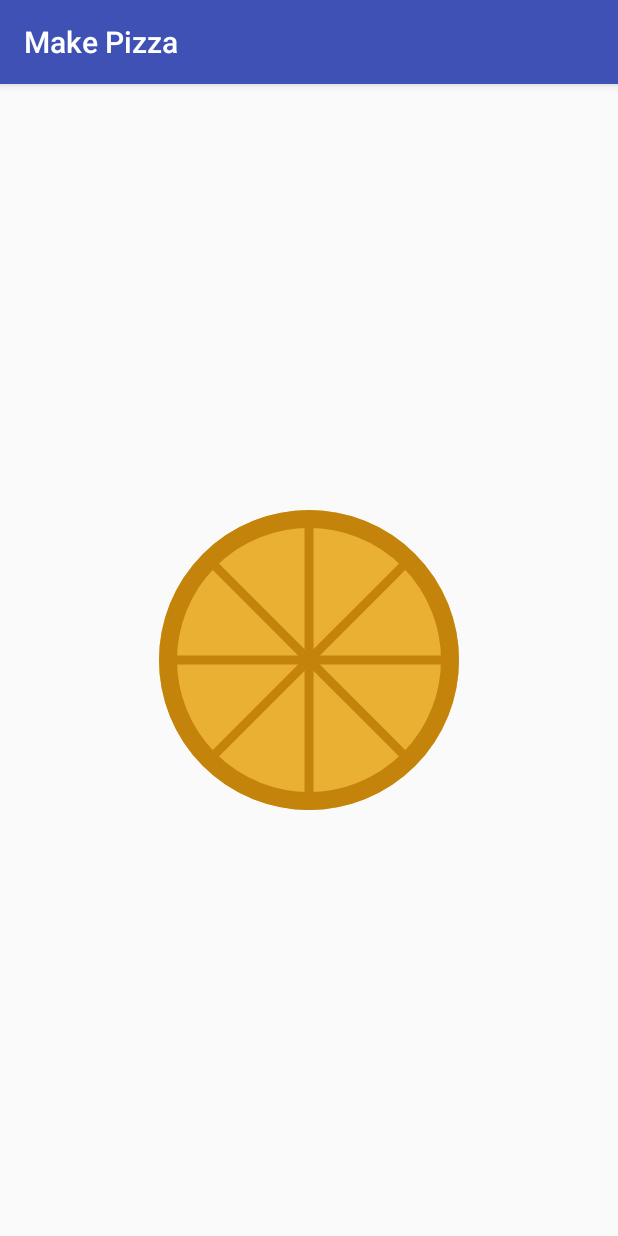
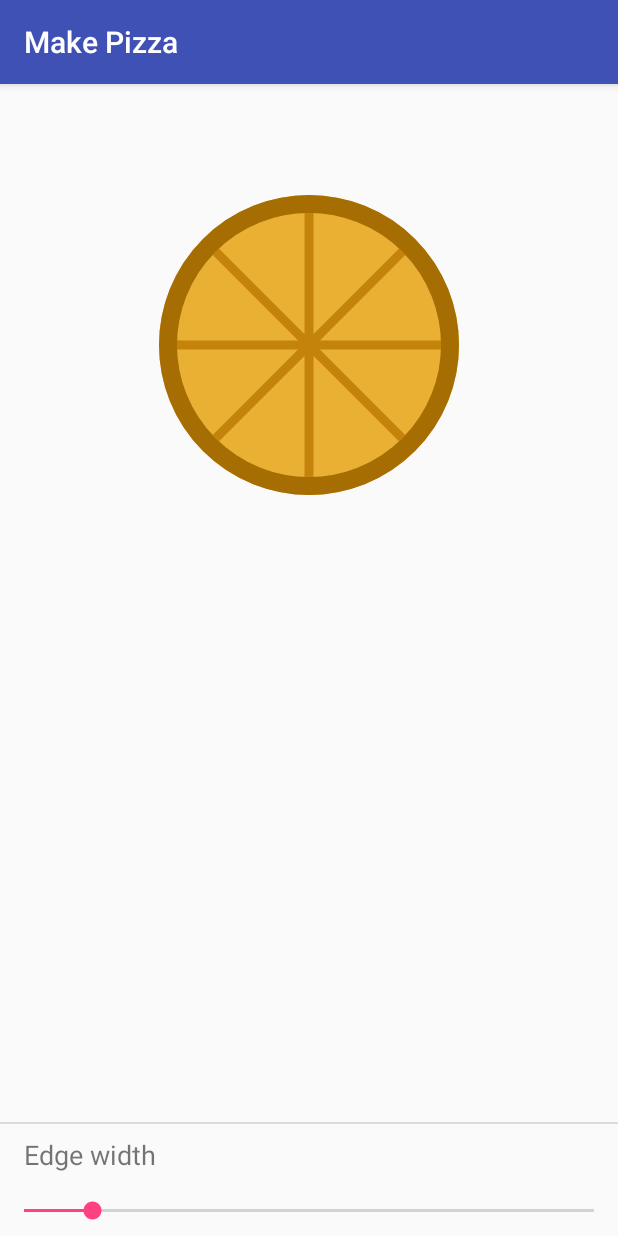
Before and after one commit to Shailesh351/android-pizza, an Android app: the screen it shows after launch (MainActivity), on a phone screen of 412 x 824 dp. Run offline under Robolectric (Android 15) with nearby library versions, the phone set to English and light mode, and no system bars.

Commit message:
feat: Add Edge width seekbar

```diff
--- a/app/src/main/java/me/shellbell/makepizza/MainActivity.kt
+++ b/app/src/main/java/me/shellbell/makepizza/MainActivity.kt
@@ -2,11 +2,41 @@ package me.shellbell.makepizza
 
 import android.os.Bundle
 import android.support.v7.app.AppCompatActivity
+import android.widget.SeekBar
+import me.shellbell.pizza.Pizza
+import kotlin.math.min
 
 class MainActivity : AppCompatActivity() {
+
+    private lateinit var pizza: Pizza
+    private lateinit var edgeWidthSeekBar: SeekBar
 
     override fun onCreate(savedInstanceState: Bundle?) {
         super.onCreate(savedInstanceState)
         setContentView(R.layout.activity_main)
+
+        edgeWidthSeekBar = findViewById(R.id.edge_width_seek_bar)
+        pizza = findViewById(R.id.pizza)
+
+        pizza.post { setupEdgeWidthSeekBar() }
+    }
+
+    private fun setupEdgeWidthSeekBar() {
+        val width = pizza.width - pizza.paddingLeft - pizza.paddingRight
+        val height = pizza.height - pizza.paddingTop - pizza.paddingBottom
+
+        edgeWidthSeekBar.max = min(width, height) / 2
+
+        edgeWidthSeekBar.progress = pizza.edgeWidth.toInt()
+        edgeWidthSeekBar.setOnSeekBarChangeListener(object : SeekBar.OnSeekBarChangeListener {
+            override fun onProgressChanged(seekBar: SeekBar?, progress: Int, p2: Boolean) {
+                pizza.edgeWidth = progress.toFloat()
+                pizza.invalidate()
+            }
+
+            override fun onStartTrackingTouch(seekBar: SeekBar?) {}
+
+            override fun onStopTrackingTouch(seekBar: SeekBar?) {}
+        })
     }
 }
--- a/app/src/main/res/layout/activity_main.xml
+++ b/app/src/main/res/layout/activity_main.xml
@@ -11,16 +11,50 @@
         android:id="@+id/pizza"
         android:layout_width="200dp"
         android:layout_height="200dp"
+        android:layout_alignParentTop="true"
         android:layout_centerHorizontal="true"
-        android:layout_centerVertical="true"
+        android:layout_marginTop="74dp"
         android:foregroundGravity="center"
         app:color="#eab034"
         app:cut_color="#c4840c"
         app:cut_width="6dp"
-        app:edge_color="#c4840c"
+        app:edge_color="#a66d02"
         app:edge_width="12dp"
         app:layout_constraintStart_toStartOf="parent"
         app:layout_constraintTop_toTopOf="parent"
         app:no_of_wedges="8" />
 
+    <LinearLayout
+        android:layout_width="match_parent"
+        android:layout_height="wrap_content"
+        android:layout_alignParentBottom="true"
+        android:orientation="vertical">
+
+        <View
+            android:layout_width="match_parent"
+            android:layout_height="1dp"
+            android:background="@color/divider_color" />
+
+        <TextView
+            android:layout_width="wrap_content"
+            android:layout_height="wrap_content"
+            android:paddingBottom="8dp"
+            android:paddingLeft="16dp"
+            android:paddingRight="8dp"
+            android:paddingTop="8dp"
+            android:text="@string/edge_width"
+            android:textSize="18sp" />
+
+        <SeekBar
+            android:id="@+id/edge_width_seek_bar"
+            android:layout_width="match_parent"
+            android:layout_height="wrap_content"
+            android:padding="8dp"
+            android:paddingBottom="8dp"
+            android:paddingLeft="16dp"
+            android:paddingRight="16dp"
+            android:paddingTop="8dp" />
+
+    </LinearLayout>
+
 </RelativeLayout>
--- a/app/src/main/res/values/colors.xml
+++ b/app/src/main/res/values/colors.xml
@@ -3,4 +3,6 @@
     <color name="colorPrimary">#3F51B5</color>
     <color name="colorPrimaryDark">#303F9F</color>
     <color name="colorAccent">#FF4081</color>
+
+    <color name="divider_color">#DBDBDB</color>
 </resources>
--- a/app/src/main/res/values/strings.xml
+++ b/app/src/main/res/values/strings.xml
@@ -1,3 +1,4 @@
 <resources>
     <string name="app_name">Make Pizza</string>
+    <string name="edge_width">Edge width</string>
 </resources>
--- a/pizza/src/main/java/me/shellbell/pizza/Pizza.kt
+++ b/pizza/src/main/java/me/shellbell/pizza/Pizza.kt
@@ -6,6 +6,7 @@ import android.graphics.Color
 import android.graphics.Paint
 import android.util.AttributeSet
 import android.view.View
+import kotlin.math.max
 import kotlin.math.min
 
 /**
@@ -15,12 +16,15 @@ import kotlin.math.min
 class Pizza : View {
 
     private lateinit var paint: Paint
-    private var noOfWedges = 8
-    private var color = Color.YELLOW
-    private var edgeWidth = 36F
-    private var edgeColor = Color.GRAY
-    private var cutWidth = 6F
-    private var cutColor = Color.BLACK
+
+    var radius = 0F
+
+    var noOfWedges = 8
+    var color = Color.YELLOW
+    var edgeWidth = 36F
+    var edgeColor = Color.GRAY
+    var cutWidth = 6F
+    var cutColor = Color.BLACK
 
     constructor(context: Context?) : super(context) {
         init(context, null)
@@ -59,24 +63,22 @@ class Pizza : View {
         val cx = (width / 2 + paddingLeft).toFloat()
         val cy = (height / 2 + paddingTop).toFloat()
 
-        fillPizza(canvas, cx, cy, width, height)
-        drawEdge(canvas, cx, cy, width, height)
-        drawPizzaCuts(canvas, cx, cy, width, height)
+        radius = (min(width, height) / 2).toFloat()
+
+        fillPizza(canvas, cx, cy)
+        drawEdge(canvas, cx, cy)
+        drawPizzaCuts(canvas, cx, cy)
     }
 
-    private fun fillPizza(canvas: Canvas?, cx: Float, cy: Float, width: Int, height: Int) {
-        val diameter = min(width, height).toFloat()
-        val radius = diameter / 2
-
+    private fun fillPizza(canvas: Canvas?, cx: Float, cy: Float) {
         paint.color = color
         paint.style = Paint.Style.FILL
 
         canvas?.drawCircle(cx, cy, radius, paint)
     }
 
-    private fun drawEdge(canvas: Canvas?, cx: Float, cy: Float, width: Int, height: Int) {
-        val diameter = min(width, height).toFloat() - edgeWidth
-        val radius = diameter / 2
+    private fun drawEdge(canvas: Canvas?, cx: Float, cy: Float) {
+        val radius = radius - edgeWidth / 2
 
         paint.style = Paint.Style.STROKE
         paint.strokeWidth = edgeWidth
@@ -85,9 +87,8 @@ class Pizza : View {
         canvas?.drawCircle(cx, cy, radius, paint)
     }
 
-    private fun drawPizzaCuts(canvas: Canvas?, cx: Float, cy: Float, width: Int, height: Int) {
-        val diameter = min(width, height).toFloat() - 2 * edgeWidth
-        val radius = diameter / 2
+    private fun drawPizzaCuts(canvas: Canvas?, cx: Float, cy: Float) {
+        val radius = radius - edgeWidth
         val degree = 360F / noOfWedges
 
         paint.style = Paint.Style.STROKE
```
